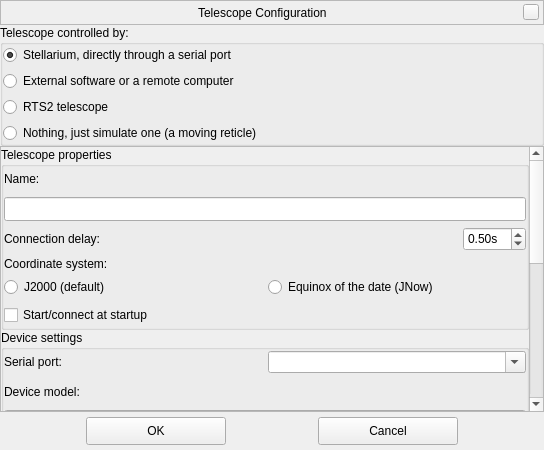
Stellarium/stellarium, file plugins/TelescopeControl/src/gui/telescopeConfigurationDialog.ui: the form before one commit.
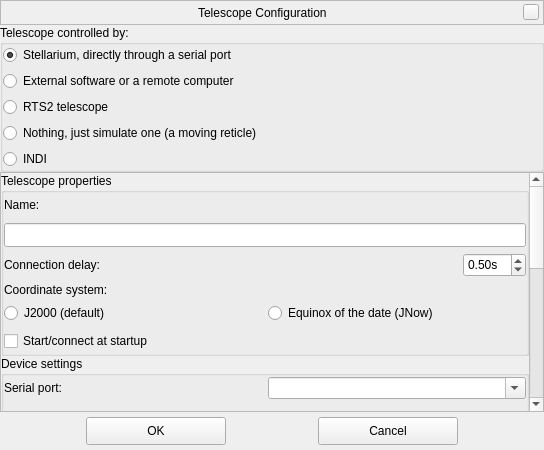
The form after the commit. Custom widgets are drawn as their Qt base class.

Commit message: add INDI checkbox in Telescope Dialog

What changed in the file:
```diff
--- a/plugins/TelescopeControl/src/gui/telescopeConfigurationDialog.ui
+++ b/plugins/TelescopeControl/src/gui/telescopeConfigurationDialog.ui
@@ -253,6 +253,13 @@
         </property>
        </widget>
       </item>
+      <item>
+       <widget class="QRadioButton" name="radioButtonTelescopeINDI">
+        <property name="text">
+         <string>INDI</string>
+        </property>
+       </widget>
+      </item>
      </layout>
     </widget>
    </item>
@@ -267,7 +274,7 @@
         <x>0</x>
         <y>0</y>
         <width>528</width>
-        <height>580</height>
+        <height>685</height>
        </rect>
       </property>
       <layout class="QVBoxLayout" name="verticalLayoutScrollArea">
```
